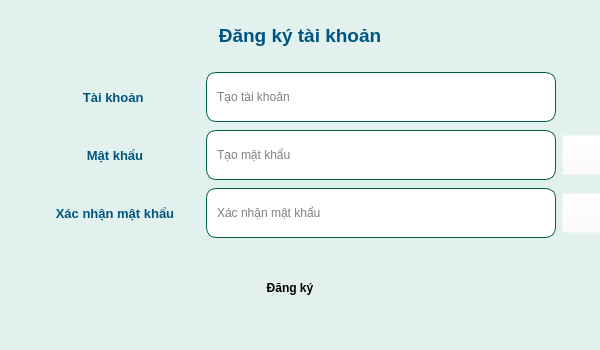
The window that register.ui (reilee21/BMHTTT) describes before a commit, drawn with Qt 5.
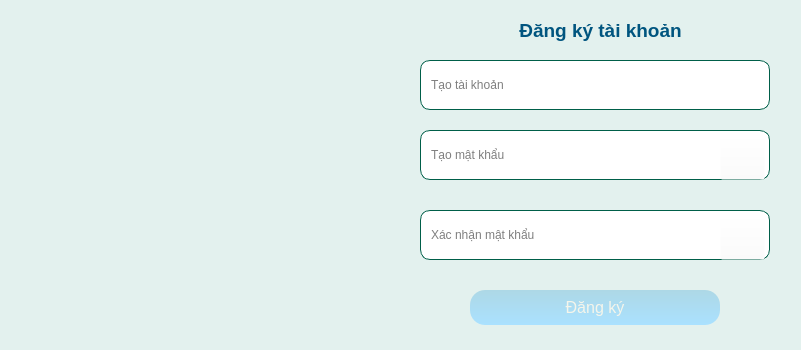
The same window after the commit. Icons and pictures are not drawn.

Patch:
```diff
--- a/register.ui
+++ b/register.ui
@@ -6,7 +6,7 @@
    <rect>
     <x>0</x>
     <y>0</y>
-    <width>600</width>
+    <width>801</width>
     <height>350</height>
    </rect>
   </property>
@@ -32,27 +32,40 @@
 background-image: url(:/icon/icon/bg.jpg)
 }
 
-#btn_regis{
-	background-color: rgba(255, 255, 255, 0);
+#btn_signup{
+	background-color: qlineargradient(spread:pad, x1:0, y1:0, x2:0, y2:1, stop:0 rgba(173, 216, 230, 255), stop:1 rgba(170, 225, 255, 255));
+	border-radius: 15px;
+	color: rgb(245, 245, 235);
 }
-#btn_regis:hover{
-	text-decoration:underline;	
-	color: rgb(0, 85, 127);
+#btn_signup:hover{
+	background-color: rgba(200, 216, 230, 255);
+	cursor: pointer;
+    color: black;
+}
+#btn_back{
+	background-color: qlineargradient(spread:pad, x1:0, y1:0, x2:0, y2:1, stop:0 rgba(173, 216, 230, 255), stop:1 rgba(170, 225, 255, 255));
+	border-radius: 15px;
+	color: rgb(245, 245, 235);
+}
+#btn_back:hover{
+	background-color: rgba(200, 216, 230, 255);
+	cursor: pointer;
+    color: black;
 }</string>
   </property>
   <widget class="QLabel" name="label_4">
    <property name="geometry">
     <rect>
-     <x>0</x>
+     <x>500</x>
      <y>10</y>
-     <width>600</width>
-     <height>50</height>
+     <width>201</width>
+     <height>41</height>
     </rect>
    </property>
    <property name="minimumSize">
     <size>
-     <width>600</width>
-     <height>50</height>
+     <width>0</width>
+     <height>0</height>
     </size>
    </property>
    <property name="font">
@@ -79,55 +92,36 @@
   <widget class="QPushButton" name="btn_signup">
    <property name="geometry">
     <rect>
-     <x>230</x>
-     <y>270</y>
-     <width>120</width>
+     <x>470</x>
+     <y>290</y>
+     <width>250</width>
      <height>35</height>
     </rect>
    </property>
+   <property name="font">
+    <font>
+     <pointsize>12</pointsize>
+    </font>
+   </property>
    <property name="cursor">
     <cursorShape>PointingHandCursor</cursorShape>
    </property>
    <property name="styleSheet">
-    <string notr="true">font:bold;
-border-radius: 5px</string>
+    <string notr="true"/>
    </property>
    <property name="text">
     <string>Đăng ký</string>
    </property>
   </widget>
-  <widget class="QWidget" name="layoutWidget">
-   <property name="geometry">
-    <rect>
-     <x>30</x>
-     <y>70</y>
-     <width>572</width>
-     <height>172</height>
-    </rect>
-   </property>
-   <layout class="QVBoxLayout" name="verticalLayout">
-    <item>
-     <layout class="QHBoxLayout" name="horizontalLayout">
-      <item>
-       <widget class="QLabel" name="label">
-        <property name="font">
-         <font>
-          <pointsize>10</pointsize>
-          <weight>75</weight>
-          <italic>false</italic>
-          <bold>true</bold>
-         </font>
-        </property>
-        <property name="text">
-         <string>Tài khoản </string>
-        </property>
-        <property name="alignment">
-         <set>Qt::AlignCenter</set>
-        </property>
-       </widget>
-      </item>
-      <item>
        <widget class="QLineEdit" name="txt_username">
+   <property name="geometry">
+    <rect>
+     <x>420</x>
+     <y>60</y>
+     <width>350</width>
+     <height>50</height>
+    </rect>
+   </property>
         <property name="minimumSize">
          <size>
           <width>350</width>
@@ -144,69 +138,15 @@
          <string>Tạo tài khoản</string>
         </property>
        </widget>
-      </item>
-      <item>
-       <widget class="QLabel" name="label_3">
-        <property name="minimumSize">
-         <size>
-          <width>40</width>
-          <height>40</height>
-         </size>
-        </property>
-        <property name="maximumSize">
-         <size>
-          <width>40</width>
-          <height>40</height>
-         </size>
-        </property>
-        <property name="text">
-         <string/>
-        </property>
-       </widget>
-      </item>
-     </layout>
-    </item>
-    <item>
-     <layout class="QHBoxLayout" name="horizontalLayout_3">
-      <item>
-       <widget class="QLabel" name="label_5">
-        <property name="font">
-         <font>
-          <pointsize>10</pointsize>
-          <weight>75</weight>
-          <italic>false</italic>
-          <bold>true</bold>
-         </font>
-        </property>
-        <property name="text">
-         <string>Mật khẩu</string>
-        </property>
-        <property name="alignment">
-         <set>Qt::AlignCenter</set>
-        </property>
-       </widget>
-      </item>
-      <item>
-       <widget class="QLineEdit" name="txt_password">
-        <property name="minimumSize">
-         <size>
-          <width>350</width>
-          <height>50</height>
-         </size>
-        </property>
-        <property name="maximumSize">
-         <size>
-          <width>350</width>
-          <height>50</height>
-         </size>
-        </property>
-        <property name="placeholderText">
-         <string>Tạo mật khẩu</string>
-        </property>
-       </widget>
-      </item>
-      <item>
        <widget class="QPushButton" name="btn_hidepass">
+   <property name="geometry">
+    <rect>
+     <x>720</x>
+     <y>135</y>
+     <width>45</width>
+     <height>45</height>
+    </rect>
+   </property>
         <property name="minimumSize">
          <size>
           <width>40</width>
@@ -215,8 +155,8 @@
         </property>
         <property name="maximumSize">
          <size>
-          <width>40</width>
-          <height>40</height>
+     <width>50</width>
+     <height>50</height>
          </size>
         </property>
         <property name="cursor">
@@ -233,31 +173,15 @@
           <normaloff>:/icon/icon/hidepass.png</normaloff>:/icon/icon/hidepass.png</iconset>
         </property>
        </widget>
-      </item>
-     </layout>
-    </item>
-    <item>
-     <layout class="QHBoxLayout" name="horizontalLayout_2">
-      <item>
-       <widget class="QLabel" name="label_2">
-        <property name="font">
-         <font>
-          <pointsize>10</pointsize>
-          <weight>75</weight>
-          <italic>false</italic>
-          <bold>true</bold>
-         </font>
-        </property>
-        <property name="text">
-         <string>Xác nhận mật khẩu</string>
-        </property>
-        <property name="alignment">
-         <set>Qt::AlignCenter</set>
-        </property>
-       </widget>
-      </item>
-      <item>
        <widget class="QLineEdit" name="txt_repassword">
+   <property name="geometry">
+    <rect>
+     <x>420</x>
+     <y>210</y>
+     <width>350</width>
+     <height>50</height>
+    </rect>
+   </property>
         <property name="minimumSize">
          <size>
           <width>350</width>
@@ -274,9 +198,15 @@
          <string>Xác nhận mật khẩu</string>
         </property>
        </widget>
-      </item>
-      <item>
        <widget class="QPushButton" name="btn_hiderepass">
+   <property name="geometry">
+    <rect>
+     <x>720</x>
+     <y>215</y>
+     <width>45</width>
+     <height>45</height>
+    </rect>
+   </property>
         <property name="minimumSize">
          <size>
           <width>40</width>
@@ -285,8 +215,8 @@
         </property>
         <property name="maximumSize">
          <size>
-          <width>40</width>
-          <height>40</height>
+     <width>50</width>
+     <height>50</height>
          </size>
         </property>
         <property name="cursor">
@@ -303,11 +233,111 @@
           <normaloff>:/icon/icon/hidepass.png</normaloff>:/icon/icon/hidepass.png</iconset>
         </property>
        </widget>
-      </item>
-     </layout>
-    </item>
-   </layout>
+  <widget class="QLineEdit" name="txt_password">
+   <property name="geometry">
+    <rect>
+     <x>420</x>
+     <y>130</y>
+     <width>350</width>
+     <height>50</height>
+    </rect>
+   </property>
+   <property name="minimumSize">
+    <size>
+     <width>350</width>
+     <height>50</height>
+    </size>
+   </property>
+   <property name="maximumSize">
+    <size>
+     <width>350</width>
+     <height>50</height>
+    </size>
+   </property>
+   <property name="placeholderText">
+    <string>Tạo mật khẩu</string>
+   </property>
   </widget>
+  <widget class="QLabel" name="label">
+   <property name="geometry">
+    <rect>
+     <x>0</x>
+     <y>0</y>
+     <width>351</width>
+     <height>351</height>
+    </rect>
+   </property>
+   <property name="styleSheet">
+    <string notr="true">image: url(:/icon/icon/login.jpg);</string>
+   </property>
+   <property name="text">
+    <string/>
+   </property>
+  </widget>
+  <widget class="QLabel" name="label_5">
+   <property name="geometry">
+    <rect>
+     <x>370</x>
+     <y>60</y>
+     <width>45</width>
+     <height>45</height>
+    </rect>
+   </property>
+   <property name="styleSheet">
+    <string notr="true">image: url(:/icon/icon/user.png);
+border-radius: 10px;</string>
+   </property>
+   <property name="text">
+    <string/>
+   </property>
+  </widget>
+  <widget class="QLabel" name="label_2">
+   <property name="geometry">
+    <rect>
+     <x>370</x>
+     <y>130</y>
+     <width>45</width>
+     <height>45</height>
+    </rect>
+   </property>
+   <property name="styleSheet">
+    <string notr="true">image: url(:/icon/icon/password.png);
+background-color: none;
+border-radius: 10px</string>
+   </property>
+   <property name="text">
+    <string/>
+   </property>
+  </widget>
+  <widget class="QLabel" name="label_3">
+   <property name="geometry">
+    <rect>
+     <x>370</x>
+     <y>210</y>
+     <width>45</width>
+     <height>45</height>
+    </rect>
+   </property>
+   <property name="styleSheet">
+    <string notr="true">image: url(:/icon/icon/password.png);
+background-color: none;
+border-radius: 10px</string>
+   </property>
+   <property name="text">
+    <string/>
+   </property>
+  </widget>
+  <zorder>txt_password</zorder>
+  <zorder>label_4</zorder>
+  <zorder>btn_signup</zorder>
+  <zorder>txt_username</zorder>
+  <zorder>btn_hidepass</zorder>
+  <zorder>txt_repassword</zorder>
+  <zorder>btn_hiderepass</zorder>
+  <zorder>label</zorder>
+  <zorder>label_5</zorder>
+  <zorder>label_2</zorder>
+  <zorder>label_3</zorder>
  </widget>
  <resources>
   <include location="resource.qrc"/>
```
Lines whose indentation alone changed are shown as unchanged.
